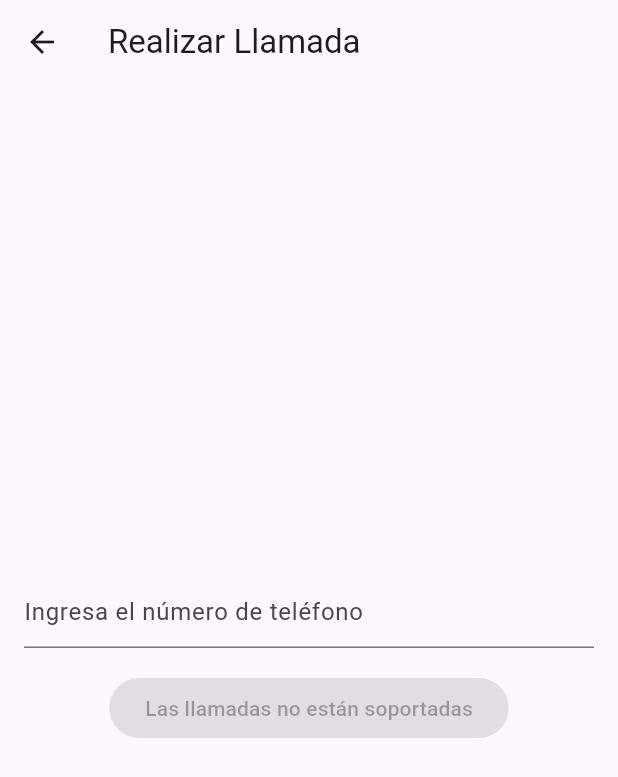
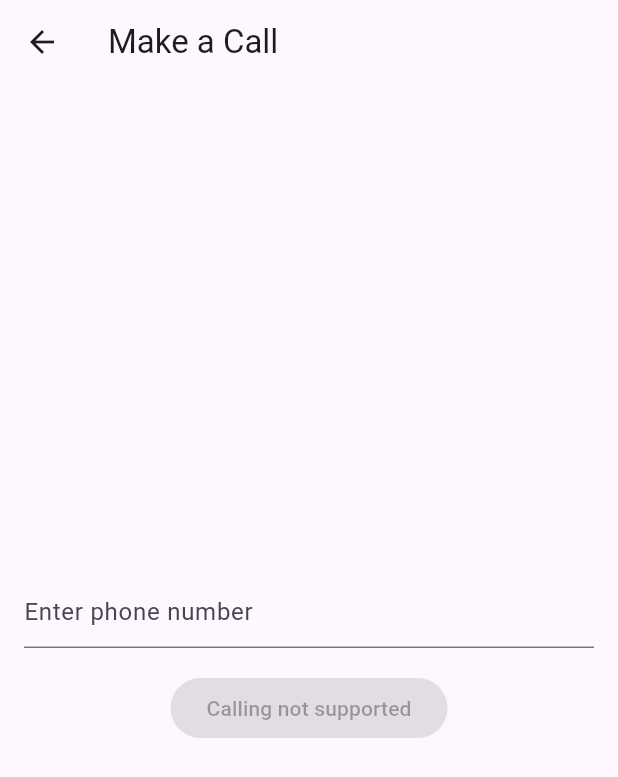
Before and after one commit to NoeOnDev/ChatGemini-AI, a Flutter app: the ContactScreen screen opened by its route, on a phone screen of 412 x 824 dp. Shown: the top 777 px of the screen. Run offline on Flutter 3.47's test engine with Material 3 defaults, Android fonts, the phone set to English and light mode, and no system bars.

```diff
--- a/lib/screens/contact_screen.dart
+++ b/lib/screens/contact_screen.dart
@@ -2,11 +2,13 @@ import 'package:flutter/material.dart';
 import 'package:url_launcher/url_launcher.dart';
 
 class ContactScreen extends StatefulWidget {
+  const ContactScreen({super.key});
+
   @override
-  _ContactScreenState createState() => _ContactScreenState();
+  ContactScreenState createState() => ContactScreenState();
 }
 
-class _ContactScreenState extends State<ContactScreen> {
+class ContactScreenState extends State<ContactScreen> {
   bool _hasCallSupport = false;
   final TextEditingController _phoneController = TextEditingController();
 
@@ -31,7 +33,7 @@ class _ContactScreenState extends State<ContactScreen> {
     if (await canLaunchUrl(launchUri)) {
       await launchUrl(launchUri);
     } else {
-      throw 'No se pudo hacer la llamada';
+      throw 'Could not make the call';
     }
   }
 
@@ -45,7 +47,7 @@ class _ContactScreenState extends State<ContactScreen> {
   Widget build(BuildContext context) {
     return Scaffold(
       appBar: AppBar(
-        title: const Text('Realizar Llamada'),
+        title: const Text('Make a Call'),
       ),
       body: Padding(
         padding: const EdgeInsets.all(16.0),
@@ -55,7 +57,7 @@ class _ContactScreenState extends State<ContactScreen> {
             TextField(
               controller: _phoneController,
               decoration: const InputDecoration(
-                hintText: 'Ingresa el número de teléfono',
+                hintText: 'Enter phone number',
               ),
               keyboardType: TextInputType.phone,
             ),
@@ -69,17 +71,14 @@ class _ContactScreenState extends State<ContactScreen> {
                       } else {
                         ScaffoldMessenger.of(context).showSnackBar(
                           const SnackBar(
-                            content: Text(
-                                'Por favor, ingresa un número de teléfono'),
+                            content: Text('Please enter a phone number'),
                           ),
                         );
                       }
                     }
                   : null,
               child: Text(
-                _hasCallSupport
-                    ? 'Realizar llamada'
-                    : 'Las llamadas no están soportadas',
+                _hasCallSupport ? 'Make Call' : 'Calling not supported',
               ),
             ),
           ],
```
